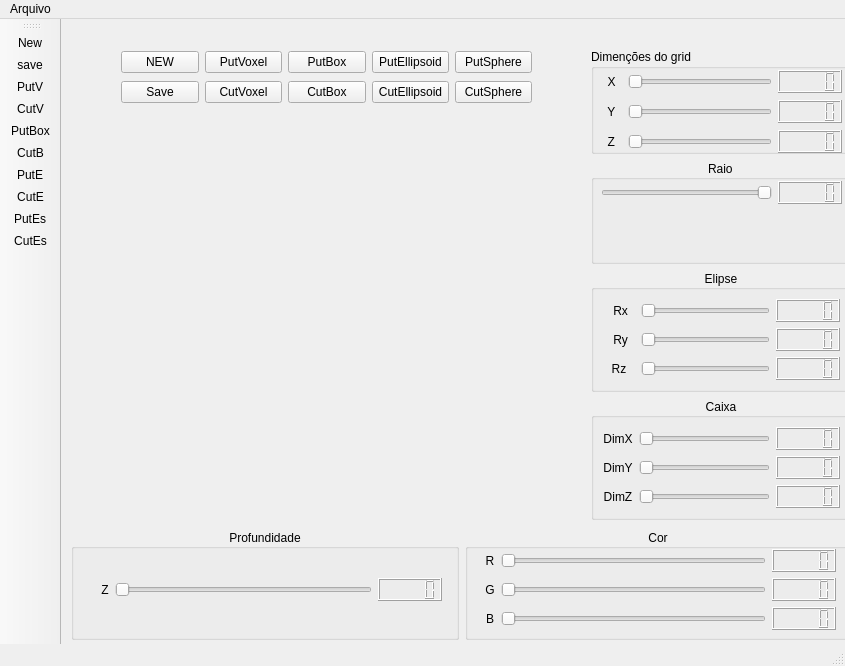
First picture: the form in sculptor/sculptor/mainwindow.ui, repository josefelix11/unidade3, before the edit.
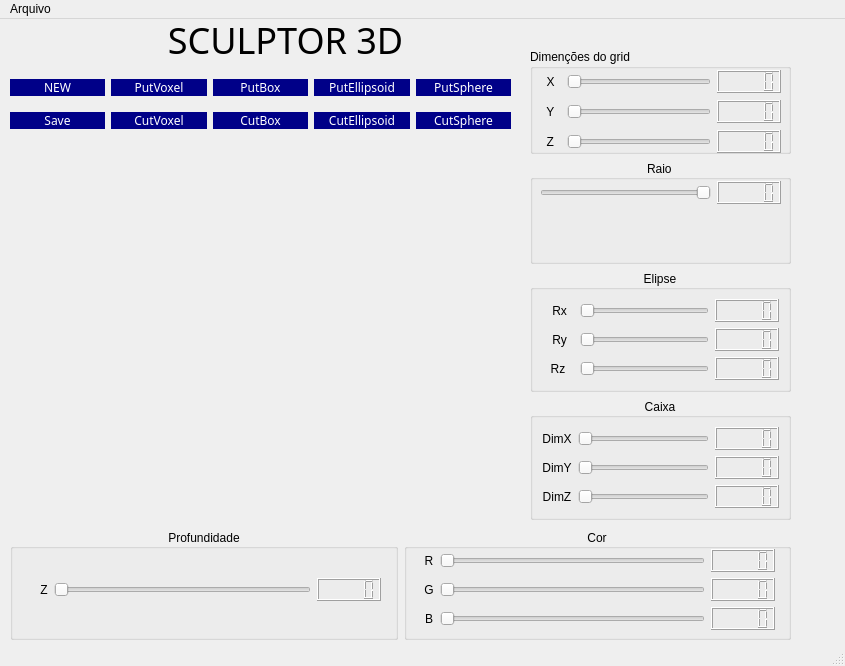
Second picture: the form after the edit. Icons and pictures are not drawn. Custom widgets are drawn as their Qt base class.

Diff of the .ui file:
```diff
--- a/sculptor/sculptor/mainwindow.ui
+++ b/sculptor/sculptor/mainwindow.ui
@@ -13,16 +13,38 @@
   <property name="windowTitle">
    <string>MainWindow</string>
   </property>
+  <property name="styleSheet">
+   <string notr="true">MainWindow{
+	background-color:#808080;
+}
+
+
+#pushButtonNew{
+	background-color:#008;
+	color:#fff;
+	border-radius:10px;
+	width: ;
+	border:#fff;
+}</string>
+  </property>
   <widget class="QWidget" name="centralwidget">
    <widget class="VisaoXY" name="widget" native="true">
     <property name="geometry">
      <rect>
       <x>100</x>
-      <y>130</y>
+      <y>140</y>
       <width>331</width>
       <height>331</height>
      </rect>
     </property>
+    <property name="styleSheet">
+     <string notr="true">#pushButtonSave{
+	background-color:144;
+	color:#fff;
+	border-radius:10px;
+	border:#fff;
+}</string>
+    </property>
    </widget>
    <widget class="QWidget" name="layoutWidget">
     <property name="geometry">
@@ -39,7 +61,7 @@
        <property name="title">
         <string>Dimenções do grid</string>
        </property>
-       <widget class="QWidget" name="">
+       <widget class="QWidget" name="layoutWidget">
         <property name="geometry">
          <rect>
           <x>10</x>
@@ -493,25 +515,85 @@
      </item>
     </layout>
    </widget>
-   <widget class="QWidget" name="">
+   <widget class="QWidget" name="layoutWidget">
     <property name="geometry">
      <rect>
-      <x>60</x>
-      <y>30</y>
-      <width>411</width>
-      <height>56</height>
+      <x>10</x>
+      <y>50</y>
+      <width>501</width>
+      <height>71</height>
      </rect>
     </property>
+    <property name="font">
+     <font>
+      <family>Gill Sans MT</family>
+     </font>
+    </property>
     <layout class="QGridLayout" name="gridLayout_4">
-     <item row="1" column="3">
-      <widget class="QPushButton" name="pushButtonCutEllipsoid">
+     <item row="0" column="0">
+      <widget class="QPushButton" name="pushButtonNew">
+       <property name="enabled">
+        <bool>true</bool>
+       </property>
+       <property name="font">
+        <font>
+         <family>Gill Sans MT</family>
+        </font>
+       </property>
+       <property name="styleSheet">
+        <string notr="true">
+#pushButtonSave{
+	background-color:#008;
+	color:#fff;
+	border-radius:15px;
+}</string>
+       </property>
        <property name="text">
-        <string>CutEllipsoid</string>
+        <string>NEW</string>
+       </property>
+       <property name="iconSize">
+        <size>
+         <width>20</width>
+         <height>20</height>
+        </size>
+       </property>
+      </widget>
+     </item>
+     <item row="1" column="0">
+      <widget class="QPushButton" name="pushButtonSave">
+       <property name="font">
+        <font>
+         <family>Gill Sans MT</family>
+        </font>
+       </property>
+       <property name="styleSheet">
+        <string notr="true">
+#pushButtonSave{
+	background-color:#008;
+	color:#fff;
+	border-radius:15px;
+}</string>
+       </property>
+       <property name="text">
+        <string>Save</string>
        </property>
       </widget>
      </item>
      <item row="0" column="4">
       <widget class="QPushButton" name="pushButtonPutSphere">
+       <property name="font">
+        <font>
+         <family>Gill Sans MT</family>
+        </font>
+       </property>
+       <property name="styleSheet">
+        <string notr="true">#pushButtonPutSphere{
+	background-color:#008;
+	color:#fff;
+	border-radius:10px;
+	border:#fff;
+}</string>
+       </property>
        <property name="text">
         <string>PutSphere</string>
        </property>
@@ -519,34 +601,80 @@
      </item>
      <item row="0" column="1">
       <widget class="QPushButton" name="pushButtonPutVoxel">
+       <property name="font">
+        <font>
+         <family>Gill Sans MT</family>
+        </font>
+       </property>
+       <property name="styleSheet">
+        <string notr="true">#pushButtonPutVoxel{
+	background-color:#008;
+	color:#fff;
+	border-radius:10px;
+	border:#fff;
+}</string>
+       </property>
        <property name="text">
         <string>PutVoxel</string>
        </property>
       </widget>
      </item>
-     <item row="0" column="3">
-      <widget class="QPushButton" name="pushButtonPutEllipsoid">
-       <property name="text">
-        <string>PutEllipsoid</string>
-       </property>
-      </widget>
-     </item>
-     <item row="0" column="2">
-      <widget class="QPushButton" name="pushButtonPutBox">
-       <property name="text">
-        <string>PutBox</string>
-       </property>
-      </widget>
-     </item>
      <item row="1" column="2">
       <widget class="QPushButton" name="pushButtonCutBox">
+       <property name="font">
+        <font>
+         <family>Gill Sans MT</family>
+        </font>
+       </property>
+       <property name="styleSheet">
+        <string notr="true">
+#pushButtonCutBox{
+	background-color:#008;
+	color:#fff;
+	border-radius:10px;
+	border:#fff;
+}</string>
+       </property>
        <property name="text">
         <string>CutBox</string>
        </property>
       </widget>
      </item>
+     <item row="1" column="3">
+      <widget class="QPushButton" name="pushButtonCutEllipsoid">
+       <property name="font">
+        <font>
+         <family>Gill Sans MT</family>
+        </font>
+       </property>
+       <property name="styleSheet">
+        <string notr="true">#pushButtonCutEllipsoid{
+	background-color:#008;
+	color:#fff;
+	border-radius:10px;
+	border:#fff;
+}</string>
+       </property>
+       <property name="text">
+        <string>CutEllipsoid</string>
+       </property>
+      </widget>
+     </item>
      <item row="1" column="4">
       <widget class="QPushButton" name="pushButtonCutSphere">
+       <property name="font">
+        <font>
+         <family>Gill Sans MT</family>
+        </font>
+       </property>
+       <property name="styleSheet">
+        <string notr="true">#pushButtonCutSphere{
+	background-color:#008;
+	color:#fff;
+	border-radius:10px;
+	border:#fff;
+}</string>
+       </property>
        <property name="text">
         <string>CutSphere</string>
        </property>
@@ -554,28 +682,67 @@
      </item>
      <item row="1" column="1">
       <widget class="QPushButton" name="pushButtonCutVoxel">
+       <property name="font">
+        <font>
+         <family>Gill Sans MT</family>
+        </font>
+       </property>
+       <property name="styleSheet">
+        <string notr="true">#pushButtonCutVoxel{
+	background-color:#008;
+	color:#fff;
+	border-radius:10px;
+	border:#fff;
+}</string>
+       </property>
        <property name="text">
         <string>CutVoxel</string>
        </property>
       </widget>
      </item>
-     <item row="0" column="0">
-      <widget class="QPushButton" name="pushButtonNew">
+     <item row="0" column="3">
+      <widget class="QPushButton" name="pushButtonPutEllipsoid">
+       <property name="font">
+        <font>
+         <family>Gill Sans MT</family>
+        </font>
+       </property>
+       <property name="styleSheet">
+        <string notr="true">#pushButtonPutEllipsoid{
+	background-color:#008;
+	color:#fff;
+	border-radius:10px;
+	border:#fff;
+}</string>
+       </property>
        <property name="text">
-        <string>NEW</string>
+        <string>PutEllipsoid</string>
        </property>
       </widget>
      </item>
-     <item row="1" column="0">
-      <widget class="QPushButton" name="pushButtonSave">
+     <item row="0" column="2">
+      <widget class="QPushButton" name="pushButtonPutBox">
+       <property name="font">
+        <font>
+         <family>Gill Sans MT</family>
+        </font>
+       </property>
+       <property name="styleSheet">
+        <string notr="true">#pushButtonPutBox{
+	background-color:#008;
+	color:#fff;
+	border-radius:10px;
+	border:#fff;
+}</string>
+       </property>
        <property name="text">
-        <string>Save</string>
+        <string>PutBox</string>
        </property>
       </widget>
      </item>
     </layout>
    </widget>
-   <widget class="QWidget" name="">
+   <widget class="QWidget" name="layoutWidget">
     <property name="geometry">
      <rect>
       <x>0</x>
@@ -586,7 +753,7 @@
     </property>
     <layout class="QHBoxLayout" name="horizontalLayout_3"/>
    </widget>
-   <widget class="QWidget" name="">
+   <widget class="QWidget" name="layoutWidget">
     <property name="geometry">
      <rect>
       <x>0</x>
@@ -597,6 +764,33 @@
     </property>
     <layout class="QHBoxLayout" name="horizontalLayout_4"/>
    </widget>
+   <widget class="QLabel" name="LT">
+    <property name="geometry">
+     <rect>
+      <x>130</x>
+      <y>0</y>
+      <width>311</width>
+      <height>41</height>
+     </rect>
+    </property>
+    <property name="font">
+     <font>
+      <family>Microsoft YaHei UI Light</family>
+      <pointsize>-1</pointsize>
+     </font>
+    </property>
+    <property name="styleSheet">
+     <string notr="true">#LT{
+	font-size:36px;
+}</string>
+    </property>
+    <property name="text">
+     <string>SCULPTOR 3D</string>
+    </property>
+    <property name="alignment">
+     <set>Qt::AlignCenter</set>
+    </property>
+   </widget>
   </widget>
   <widget class="QMenuBar" name="menubar">
    <property name="geometry">
@@ -604,7 +798,7 @@
      <x>0</x>
      <y>0</y>
      <width>845</width>
-     <height>22</height>
+     <height>20</height>
     </rect>
    </property>
    <widget class="QMenu" name="menuArquivo">
@@ -619,27 +813,6 @@
    <addaction name="menuArquivo"/>
   </widget>
   <widget class="QStatusBar" name="statusbar"/>
-  <widget class="QToolBar" name="toolBar">
-   <property name="windowTitle">
-    <string>toolBar</string>
-   </property>
-   <attribute name="toolBarArea">
-    <enum>LeftToolBarArea</enum>
-   </attribute>
-   <attribute name="toolBarBreak">
-    <bool>false</bool>
-   </attribute>
-   <addaction name="actionNew"/>
-   <addaction name="actionsave"/>
-   <addaction name="actionPutV"/>
-   <addaction name="actionCutV"/>
-   <addaction name="actionPutBox"/>
-   <addaction name="actionCutB"/>
-   <addaction name="actionPutE"/>
-   <addaction name="actionCutE"/>
-   <addaction name="actionPutEs"/>
-   <addaction name="actionCutEs"/>
-  </widget>
   <action name="actionSair">
    <property name="icon">
     <iconset resource="recursos.qrc">
```
